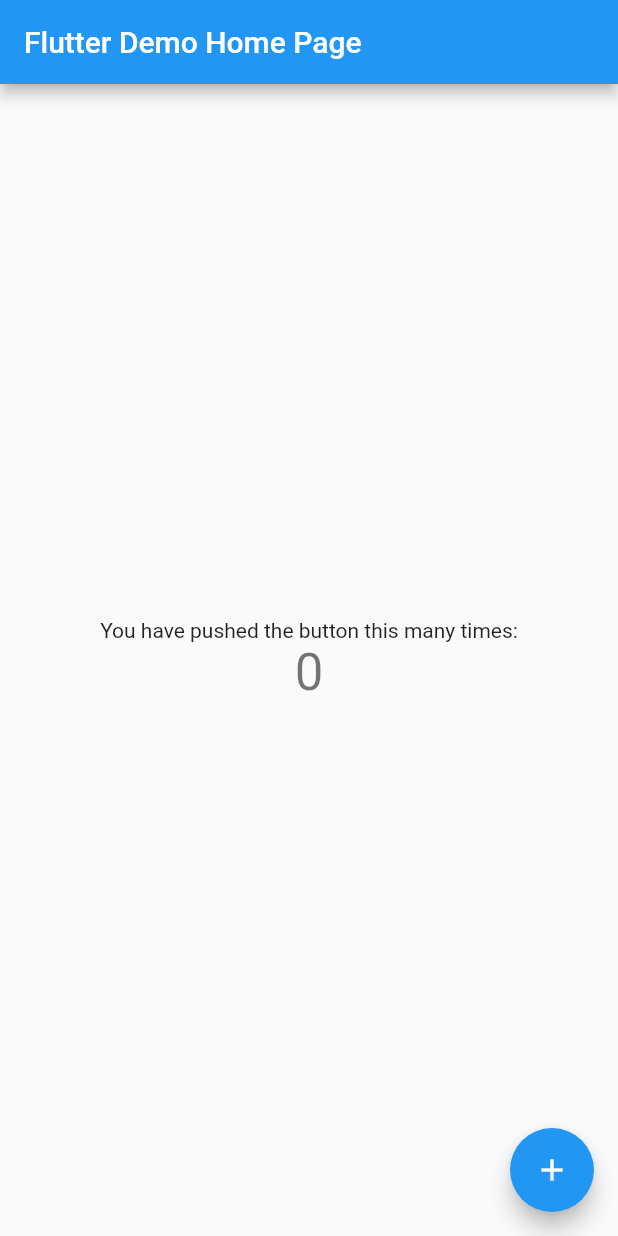
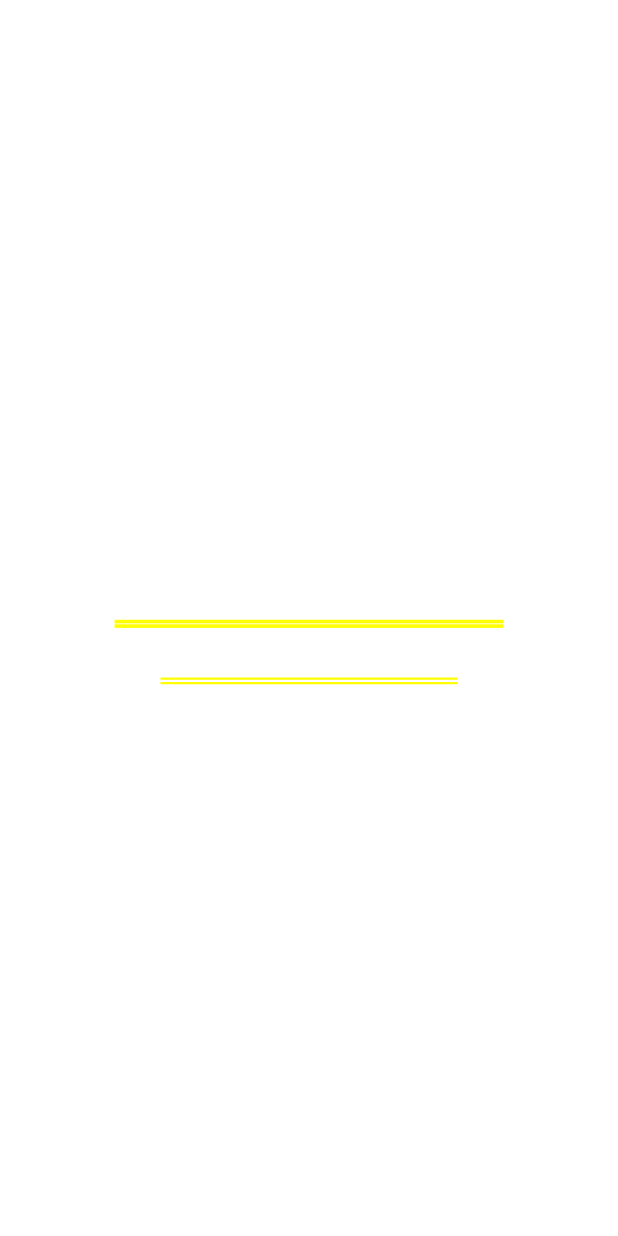
Before and after one commit to leandrorochaadm/contator_de_pessoas, a Flutter app: the screen it shows after launch, on a phone screen of 412 x 824 dp. Run offline on Flutter 3.47's test engine with Material 2 defaults, Android fonts, the phone set to English and light mode, and no system bars.

Commit message:
texto centralizado na tela principal

```diff
--- a/lib/main.dart
+++ b/lib/main.dart
@@ -1,111 +1,21 @@
 import 'package:flutter/material.dart';
 
-void main() => runApp(MyApp());
-
-class MyApp extends StatelessWidget {
-  // This widget is the root of your application.
-  @override
-  Widget build(BuildContext context) {
-    return MaterialApp(
-      title: 'Flutter Demo',
-      theme: ThemeData(
-        // This is the theme of your application.
-        //
-        // Try running your application with "flutter run". You'll see the
-        // application has a blue toolbar. Then, without quitting the app, try
-        // changing the primarySwatch below to Colors.green and then invoke
-        // "hot reload" (press "r" in the console where you ran "flutter run",
-        // or simply save your changes to "hot reload" in a Flutter IDE).
-        // Notice that the counter didn't reset back to zero; the application
-        // is not restarted.
-        primarySwatch: Colors.blue,
-      ),
-      home: MyHomePage(title: 'Flutter Demo Home Page'),
-    );
-  }
-}
-
-class MyHomePage extends StatefulWidget {
-  MyHomePage({Key key, this.title}) : super(key: key);
-
-  // This widget is the home page of your application. It is stateful, meaning
-  // that it has a State object (defined below) that contains fields that affect
-  // how it looks.
-
-  // This class is the configuration for the state. It holds the values (in this
-  // case the title) provided by the parent (in this case the App widget) and
-  // used by the build method of the State. Fields in a Widget subclass are
-  // always marked "final".
-
-  final String title;
-
-  @override
-  _MyHomePageState createState() => _MyHomePageState();
-}
-
-class _MyHomePageState extends State<MyHomePage> {
-  int _counter = 0;
-
-  void _incrementCounter() {
-    setState(() {
-      // This call to setState tells the Flutter framework that something has
-      // changed in this State, which causes it to rerun the build method below
-      // so that the display can reflect the updated values. If we changed
-      // _counter without calling setState(), then the build method would not be
-      // called again, and so nothing would appear to happen.
-      _counter++;
-    });
-  }
-
-  @override
-  Widget build(BuildContext context) {
-    // This method is rerun every time setState is called, for instance as done
-    // by the _incrementCounter method above.
-    //
-    // The Flutter framework has been optimized to make rerunning build methods
-    // fast, so that you can just rebuild anything that needs updating rather
-    // than having to individually change instances of widgets.
-    return Scaffold(
-      appBar: AppBar(
-        // Here we take the value from the MyHomePage object that was created by
-        // the App.build method, and use it to set our appbar title.
-        title: Text(widget.title),
-      ),
-      body: Center(
-        // Center is a layout widget. It takes a single child and positions it
-        // in the middle of the parent.
-        child: Column(
-          // Column is also a layout widget. It takes a list of children and
-          // arranges them vertically. By default, it sizes itself to fit its
-          // children horizontally, and tries to be as tall as its parent.
-          //
-          // Invoke "debug painting" (press "p" in the console, choose the
-          // "Toggle Debug Paint" action from the Flutter Inspector in Android
-          // Studio, or the "Toggle Debug Paint" command in Visual Studio Code)
-          // to see the wireframe for each widget.
-          //
-          // Column has various properties to control how it sizes itself and
-          // how it positions its children. Here we use mainAxisAlignment to
-          // center the children vertically; the main axis here is the vertical
-          // axis because Columns are vertical (the cross axis would be
-          // horizontal).
+void main() {
+  runApp(MaterialApp(
+    title: "Contador de pessoas",
+    home: Column(
       mainAxisAlignment: MainAxisAlignment.center,
       children: <Widget>[
         Text(
-              'You have pushed the button this many times:',
+          "Pessoa: 0",
+          style: TextStyle(color: Colors.white, fontWeight: FontWeight.bold),
         ),
         Text(
-              '$_counter',
-              style: Theme.of(context).textTheme.headline4,
+          "Pode entrar",
+          style: TextStyle(
+              color: Colors.white, fontStyle: FontStyle.italic, fontSize: 30.0),
         ),
       ],
     ),
-      ),
-      floatingActionButton: FloatingActionButton(
-        onPressed: _incrementCounter,
-        tooltip: 'Increment',
-        child: Icon(Icons.add),
-      ), // This trailing comma makes auto-formatting nicer for build methods.
-    );
+  ));
 }
-}
```
Also changed, not shown: 1 other file. Lines whose indentation alone changed are shown as unchanged.
